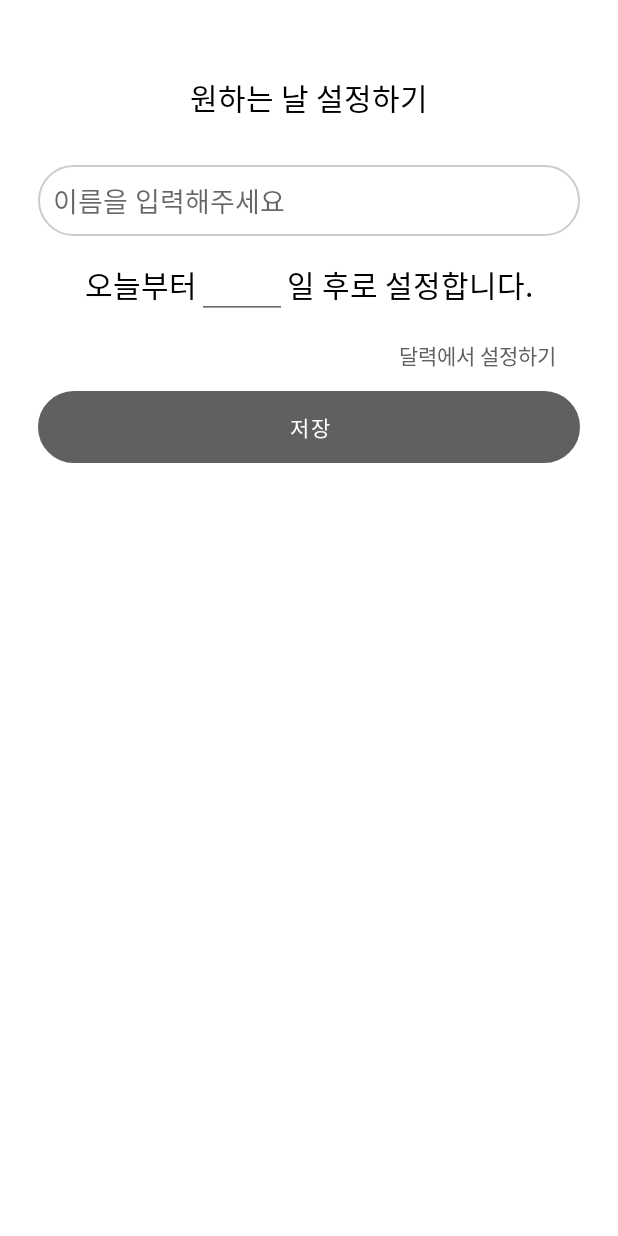
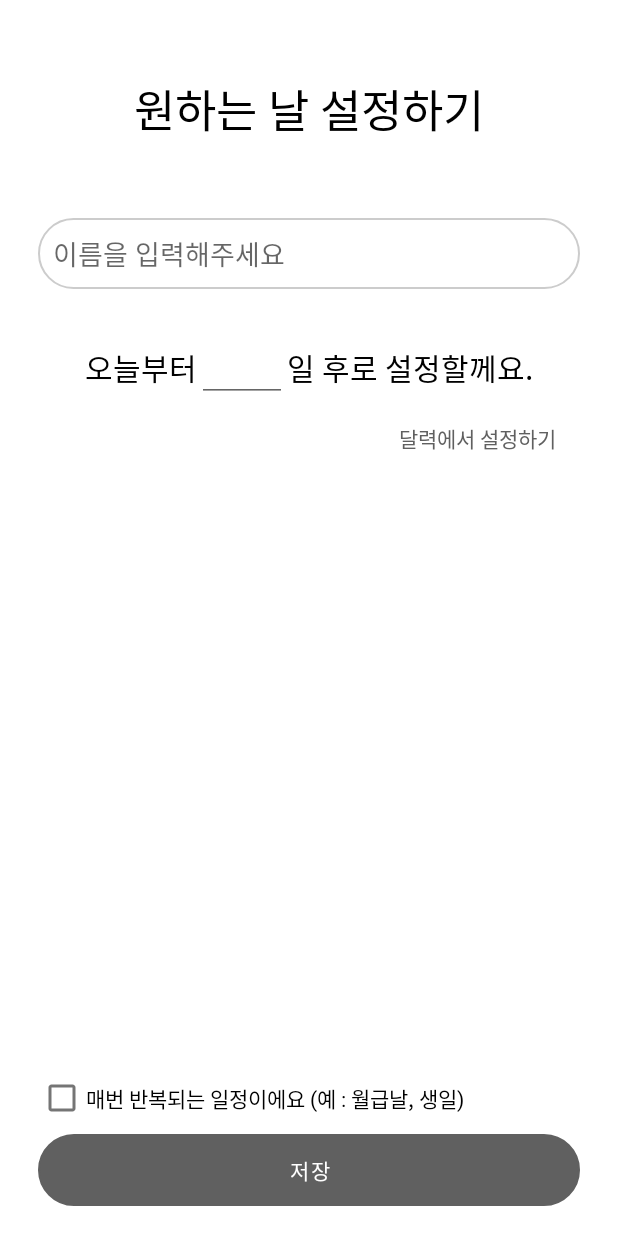
Before and after one commit to H-Zoon/LeftMyTime, an Android app: the CreateItemActivity screen opened directly, with no data from a screen before it, on a phone screen of 412 x 824 dp. Run offline under Robolectric (Android 15) with nearby library versions, the phone set to English and light mode, and no system bars.

Commit message:
일정 100 도달 이후 자동으로 다음 설정 일수로 업데이트하는 기능 구현

```diff
--- a/app/src/main/java/com/devidea/timeleft/CreateItemActivity.java
+++ b/app/src/main/java/com/devidea/timeleft/CreateItemActivity.java
@@ -7,6 +7,7 @@ import android.app.DatePickerDialog;
 import android.os.Bundle;
 import android.view.View;
 import android.widget.Button;
+import android.widget.CheckBox;
 import android.widget.DatePicker;
 import android.widget.EditText;
 import android.widget.Toast;
@@ -20,6 +21,7 @@ public class CreateItemActivity extends AppCompatActivity {
 
     EditText inputSummery, inputDay;
     Button calender, save;
+    CheckBox AutoUpdateCheck;
     ItemGenerator itemGenerator = new ItemGenerator();
 
     @Override
@@ -33,6 +35,7 @@ public class CreateItemActivity extends AppCompatActivity {
         inputDay = findViewById(R.id.input_day);
         calender = findViewById(R.id.calender);
         save = findViewById(R.id.summit);
+        AutoUpdateCheck = findViewById(R.id.auto_update_check);
 
         DatePickerDialog.OnDateSetListener dateSetListener = new DatePickerDialog.OnDateSetListener() {
             @Override
@@ -75,7 +78,7 @@ public class CreateItemActivity extends AppCompatActivity {
                     if (Integer.parseInt(inputDay.getText().toString()) > 1826) {
                         Toast.makeText(CreateItemActivity.this, "흠..감당하기엔 너무 멀지 않나요..?", Toast.LENGTH_LONG).show();
                     } else {
-                        itemGenerator.saveItem(inputSummery.getText().toString(), Integer.parseInt(inputDay.getText().toString()));
+                        itemGenerator.saveItem(inputSummery.getText().toString(), Integer.parseInt(inputDay.getText().toString()), AutoUpdateCheck.isChecked());
                         MainActivity.refreshItem();
                         finish();
                     }
--- a/app/src/main/java/com/devidea/timeleft/DatabaseDao.java
+++ b/app/src/main/java/com/devidea/timeleft/DatabaseDao.java
@@ -3,6 +3,7 @@ package com.devidea.timeleft;
 import androidx.room.Dao;
 import androidx.room.Insert;
 import androidx.room.Query;
+import androidx.room.Update;
 
 import java.util.ArrayList;
 import java.util.List;
@@ -22,6 +23,9 @@ public interface DatabaseDao {
     @Query("SELECT * FROM EntityItemInfo WHERE id = :ID")
     EntityItemInfo getSelectItem(int ID);
 
+    @Query("UPDATE EntityItemInfo SET startDay = :updateStart, endDay = :updateEnd WHERE id = :ID")
+    void updateItem(String updateStart, String updateEnd, int ID);
+
     @Insert
     void saveWidget(EntityWidgetInfo entityWidgetInfo);
 
@@ -35,7 +39,7 @@ public interface DatabaseDao {
     void delete(int ID);
 
     @Query("DELETE FROM EntityWidgetInfo WHERE summery = :ID")
-    void delete_s(String ID);
+    void deleteCustomWidget(String ID);
 
 
 }
--- a/app/src/main/res/layout/activity_create_item.xml
+++ b/app/src/main/res/layout/activity_create_item.xml
@@ -13,15 +13,16 @@
         android:id="@+id/textView"
         android:layout_width="match_parent"
         android:layout_height="wrap_content"
-        android:layout_marginBottom="30dp"
+        android:layout_marginBottom="50dp"
         android:gravity="center"
         android:text="원하는 날 설정하기"
-        android:textSize="20sp" />
+        android:textSize="30sp" />
 
     <EditText
         android:id="@+id/input_summery"
         android:layout_width="match_parent"
         android:layout_height="wrap_content"
+        android:layout_marginBottom="20dp"
         android:background="@drawable/line"
         android:ems="10"
         android:hint="이름을 입력해주세요" />
@@ -55,7 +56,7 @@
             android:layout_width="wrap_content"
             android:layout_height="wrap_content"
             android:gravity="center"
-            android:text="일 후로 설정합니다."
+            android:text="일 후로 설정할께요."
             android:textSize="20sp" />
 
 
@@ -72,11 +73,26 @@
         android:textColor="@color/gray600" />
 
 
-    <Button
-        android:id="@+id/summit"
+    <LinearLayout
         android:layout_width="match_parent"
-        android:layout_height="wrap_content"
-        android:background="@drawable/line"
-        android:text="저장" />
+        android:layout_height="match_parent"
+        android:layout_marginBottom="20dp"
+        android:gravity="bottom"
+        android:orientation="vertical">
+
+        <CheckBox
+            android:id="@+id/auto_update_check"
+            android:layout_width="match_parent"
+            android:layout_height="wrap_content"
+            android:text="매번 반복되는 일정이에요 (예 : 월급날, 생일)" />
+
+        <Button
+            android:id="@+id/summit"
+            android:layout_width="match_parent"
+            android:layout_height="wrap_content"
+            android:background="@drawable/line"
+            android:text="저장" />
+    </LinearLayout>
+
 
 </LinearLayout>
--- a/app/src/main/res/layout/appwidget_configure.xml
+++ b/app/src/main/res/layout/appwidget_configure.xml
@@ -84,6 +84,7 @@
     <LinearLayout
         android:layout_width="match_parent"
         android:layout_height="wrap_content"
+        android:layout_marginBottom="20dp"
         android:orientation="horizontal">
 
         <Button
```
Also changed, not shown: app/src/main/java/com/devidea/timeleft/AdapterItem.java (+18 -0 lines), app/src/main/java/com/devidea/timeleft/CustomRecyclerView.java (+14 -1 lines), app/src/main/java/com/devidea/timeleft/EntityItemInfo.java (+7 -1 lines), app/src/main/java/com/devidea/timeleft/ItemGenerator.java (+53 -16 lines), app/src/main/java/com/devidea/timeleft/MainActivity.java (+7 -4 lines), app/src/main/res/layout/item_recyclerview_custom.xml (+12 -0 lines).
